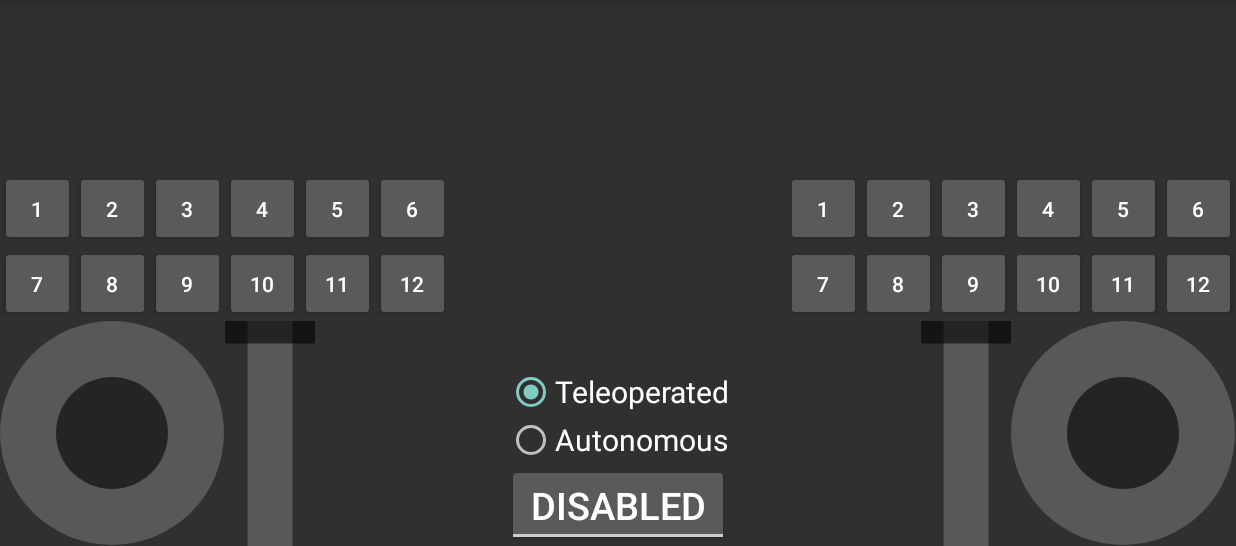
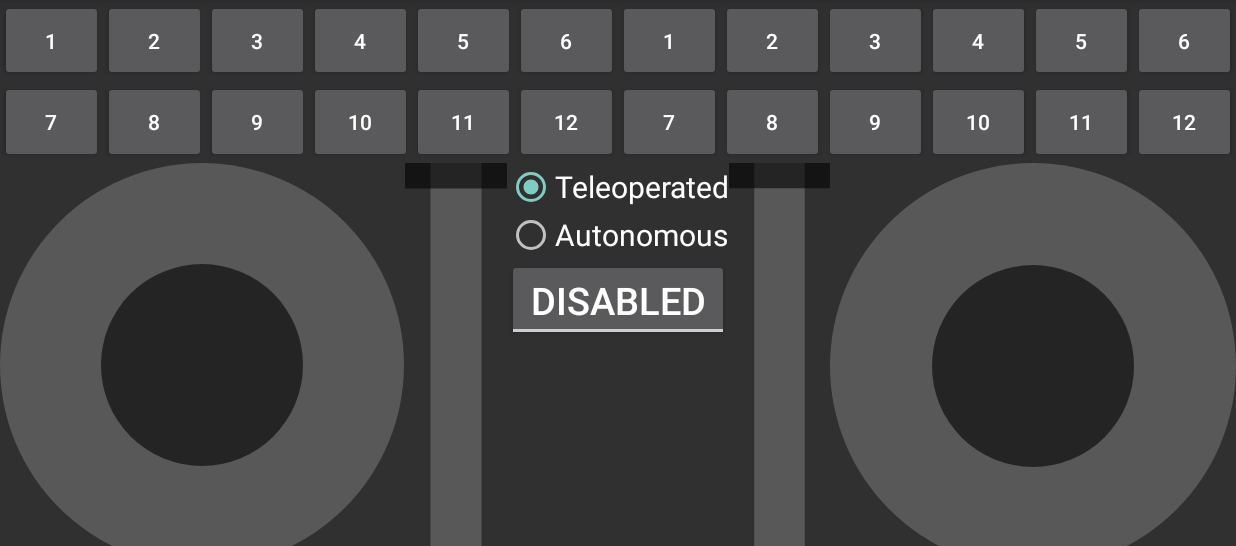
Before and after one commit to AquaMorph/FRC-Drive, an Android app: the screen it shows after launch (MainActivity), on a phone screen of 824 x 412 dp (held sideways), the part 72-618 px from its top. Run offline under Robolectric (Android 15) with nearby library versions, the phone set to English and light mode, and no system bars.

Commit message:
Added scalable layout

```diff
--- a/app/src/main/java/com/aquamorph/frcdrive/Controls.java
+++ b/app/src/main/java/com/aquamorph/frcdrive/Controls.java
@@ -5,17 +5,14 @@ import android.app.Activity;
 import android.util.Log;
 import android.view.MotionEvent;
 import android.view.View;
-import android.view.ViewGroup;
 import android.view.View.OnTouchListener;
 import android.widget.Button;
 import android.widget.CompoundButton;
+import android.widget.CompoundButton.OnCheckedChangeListener;
 import android.widget.RadioButton;
 import android.widget.ToggleButton;
-import android.widget.CompoundButton.OnCheckedChangeListener;
 
-import com.aquamorph.frcdrive.Joystick;
 import com.aquamorph.frcdrive.Joystick.OnChangeListener;
-import com.aquamorph.frcdrive.Throttle;
 import com.aquamorph.frcdrive.Throttle.OnChangeListenerThrottle;
 
 public class Controls {
@@ -36,9 +33,8 @@ public class Controls {
 	private Throttle throttle2;
 	private ToggleButton enableBttn;
 	private RadioButton enableAuto;
-	private ViewGroup Joy1Buttons;
-	private ViewGroup Joy2Buttons;
-
+	private Button[] Joy1Buttons = new Button[12];
+	private Button[] Joy2Buttons = new Button[12];
 
 	@SuppressLint("ClickableViewAccessibility")
 	public Controls(Activity activity) {
@@ -65,11 +61,22 @@ public class Controls {
 		// mode and puts in tele.
 
 		// Joystick one buttons
-		Joy1Buttons = (ViewGroup) activity.findViewById(R.id.Joy1Buttons);
-		for (int i = 0; i < Joy1Buttons.getChildCount(); i++) {
-			final int x = i;
+		Joy1Buttons[0] = (Button) activity.findViewById(R.id.leftButtons).findViewById(R.id.button1);
+		Joy1Buttons[1] = (Button) activity.findViewById(R.id.leftButtons).findViewById(R.id.button2);
+		Joy1Buttons[2] = (Button) activity.findViewById(R.id.leftButtons).findViewById(R.id.button3);
+		Joy1Buttons[3] = (Button) activity.findViewById(R.id.leftButtons).findViewById(R.id.button4);
+		Joy1Buttons[4] = (Button) activity.findViewById(R.id.leftButtons).findViewById(R.id.button5);
+		Joy1Buttons[5] = (Button) activity.findViewById(R.id.leftButtons).findViewById(R.id.button6);
+		Joy1Buttons[6] = (Button) activity.findViewById(R.id.leftButtons).findViewById(R.id.button7);
+		Joy1Buttons[7] = (Button) activity.findViewById(R.id.leftButtons).findViewById(R.id.button8);
+		Joy1Buttons[8] = (Button) activity.findViewById(R.id.leftButtons).findViewById(R.id.button9);
+		Joy1Buttons[9] = (Button) activity.findViewById(R.id.leftButtons).findViewById(R.id.button10);
+		Joy1Buttons[10] = (Button) activity.findViewById(R.id.leftButtons).findViewById(R.id.button11);
+		Joy1Buttons[11] = (Button) activity.findViewById(R.id.leftButtons).findViewById(R.id.button12);
+		for (int i = 0; i < Joy1Buttons.length; i++) {
+			final int x = i + 1;
 			// Add listeners to the buttons.
-			final Button bttn = (Button) Joy1Buttons.getChildAt(i);
+			final Button bttn = Joy1Buttons[i];
 
 			bttn.setOnTouchListener(new OnTouchListener() {
 
@@ -91,16 +98,27 @@ public class Controls {
 		}
 
 		// Joystick two buttons
-		Joy2Buttons = (ViewGroup) activity.findViewById(R.id.Joy2Buttons);
-		for (int i = 0; i < Joy2Buttons.getChildCount(); i++) {
+		Joy2Buttons[0] = (Button) activity.findViewById(R.id.rightButtons).findViewById(R.id.button1);
+		Joy2Buttons[1] = (Button) activity.findViewById(R.id.rightButtons).findViewById(R.id.button2);
+		Joy2Buttons[2] = (Button) activity.findViewById(R.id.rightButtons).findViewById(R.id.button3);
+		Joy2Buttons[3] = (Button) activity.findViewById(R.id.rightButtons).findViewById(R.id.button4);
+		Joy2Buttons[4] = (Button) activity.findViewById(R.id.rightButtons).findViewById(R.id.button5);
+		Joy2Buttons[5] = (Button) activity.findViewById(R.id.rightButtons).findViewById(R.id.button6);
+		Joy2Buttons[6] = (Button) activity.findViewById(R.id.rightButtons).findViewById(R.id.button7);
+		Joy2Buttons[7] = (Button) activity.findViewById(R.id.rightButtons).findViewById(R.id.button8);
+		Joy2Buttons[8] = (Button) activity.findViewById(R.id.rightButtons).findViewById(R.id.button9);
+		Joy2Buttons[9] = (Button) activity.findViewById(R.id.rightButtons).findViewById(R.id.button10);
+		Joy2Buttons[10] = (Button) activity.findViewById(R.id.rightButtons).findViewById(R.id.button11);
+		Joy2Buttons[11] = (Button) activity.findViewById(R.id.rightButtons).findViewById(R.id.button12);
+		for (int i = 0; i < Joy2Buttons.length; i++) {
 			final int x = i;
 			// Add listeners to the buttons.
-			final Button bttn = (Button) Joy2Buttons.getChildAt(i);
+			final Button bttn = Joy2Buttons[i];
 
 			bttn.setOnTouchListener(new OnTouchListener() {
 
 				public boolean onTouch(View view, MotionEvent event) {
-					Log.d("Buttons", "Button hit: " + x);
+					Log.d("Buttons", "Button hit: " + x + 1);
 					switch (event.getAction()) {
 						case MotionEvent.ACTION_DOWN:
 							Joy2Bttns[x] = true;
--- a/app/src/main/res/layout/button.xml
+++ b/app/src/main/res/layout/button.xml
@@ -1,7 +1,7 @@
 <?xml version="1.0" encoding="utf-8"?>
 <TableLayout xmlns:android="http://schemas.android.com/apk/res/android"
-             android:layout_width="fill_parent"
-             android:layout_height="fill_parent"
+             android:layout_width="wrap_content"
+             android:layout_height="wrap_content"
              android:orientation="horizontal">
 
     <TableRow
--- a/app/src/main/res/layout/controls.xml
+++ b/app/src/main/res/layout/controls.xml
@@ -1,10 +1,11 @@
-<RelativeLayout
+<LinearLayout
     android:id="@+id/controls"
     xmlns:android="http://schemas.android.com/apk/res/android"
     xmlns:app="http://schemas.android.com/apk/res-auto"
     xmlns:tools="http://schemas.android.com/tools"
     android:layout_width="match_parent"
     android:layout_height="match_parent"
+    android:orientation="vertical"
     tools:context=".MainActivity">
 
     <android.support.design.widget.AppBarLayout
@@ -31,11 +32,57 @@
     </android.support.design.widget.AppBarLayout>
 
     <LinearLayout
+        android:layout_width="match_parent"
+        android:layout_height="0dp"
+        android:layout_below="@+id/appbar"
+        android:layout_weight="0.3">
+
+        <include
+            android:id="@+id/leftButtons"
+            layout="@layout/button"
+            android:layout_width="0dp"
+            android:layout_height="match_parent"
+            android:layout_weight=".50"/>
+
+        <include
+            android:id="@+id/rightButtons"
+            layout="@layout/button"
+            android:layout_width="0dp"
+            android:layout_height="match_parent"
+            android:layout_weight=".50"/>
+
+    </LinearLayout>
+
+    <LinearLayout
+        android:layout_width="match_parent"
+        android:layout_height="0dp"
+        android:layout_weight="0.7">
+
+
+        <LinearLayout
+            android:id="@+id/joystick1Controls"
+            android:layout_width="0dp"
+            android:layout_height="match_parent"
+            android:layout_weight="1">
+
+            <com.aquamorph.frcdrive.Joystick
+                android:id="@+id/joystick1"
+                android:layout_width="0dp"
+                android:layout_height="match_parent"
+                android:layout_weight=".8"
+                android:clickable="true"/>
+
+            <com.aquamorph.frcdrive.Throttle
+                android:id="@+id/throttle1"
+                android:layout_width="0dp"
+                android:layout_height="match_parent"
+                android:layout_weight="0.2"/>
+        </LinearLayout>
+
+        <LinearLayout
             android:id="@+id/robotState"
             android:layout_width="wrap_content"
             android:layout_height="wrap_content"
-        android:layout_alignParentBottom="true"
-        android:layout_centerHorizontal="true"
             android:orientation="vertical">
 
             <TextView
@@ -76,233 +123,23 @@
                 android:textSize="25sp"/>
         </LinearLayout>
 
-    <RelativeLayout
-        android:id="@+id/joystick1Controls"
-        android:layout_width="wrap_content"
-        android:layout_height="wrap_content"
-        android:layout_alignParentBottom="true"
-        android:layout_alignParentLeft="true">
-
-        <android.support.v7.widget.GridLayout
-            android:id="@+id/Joy1Buttons"
-            android:layout_width="wrap_content"
-            android:layout_height="wrap_content"
-            app:columnCount="6"
-            app:rowCount="2">
-
-            <Button
-                android:id="@+id/Joy1Button1"
-                android:layout_width="50dp"
-                android:layout_height="50dp"
-                android:text="@string/one"
-                app:layout_gravity="left"/>
-
-            <Button
-                android:id="@+id/Joy1Button2"
-                android:layout_width="50dp"
-                android:layout_height="50dp"
-                android:text="@string/two"
-                app:layout_gravity="left"/>
-
-            <Button
-                android:id="@+id/Joy1Button3"
-                android:layout_width="50dp"
-                android:layout_height="50dp"
-                android:text="@string/three"
-                app:layout_gravity="left"/>
-
-            <Button
-                android:id="@+id/Joy1Button4"
-                android:layout_width="50dp"
-                android:layout_height="50dp"
-                android:text="@string/four"
-                app:layout_gravity="left"/>
-
-            <Button
-                android:id="@+id/Joy1Button5"
-                android:layout_width="50dp"
-                android:layout_height="50dp"
-                android:text="@string/five"
-                app:layout_gravity="left"/>
-
-            <Button
-                android:id="@+id/Joy1Button6"
-                android:layout_width="50dp"
-                android:layout_height="50dp"
-                android:text="@string/six"
-                app:layout_gravity="left"/>
-
-            <Button
-                android:id="@+id/Joy1Button7"
-                android:layout_width="50dp"
-                android:layout_height="50dp"
-                android:text="@string/seven"
-                app:layout_gravity="left"/>
-
-            <Button
-                android:id="@+id/Joy1Button8"
-                android:layout_width="50dp"
-                android:layout_height="50dp"
-                android:text="@string/eight"
-                app:layout_gravity="left"/>
-
-            <Button
-                android:id="@+id/Joy1Button9"
-                android:layout_width="50dp"
-                android:layout_height="50dp"
-                android:text="@string/nine"
-                app:layout_gravity="left"/>
-
-            <Button
-                android:id="@+id/Joy1Button10"
-                android:layout_width="50dp"
-                android:layout_height="50dp"
-                android:text="@string/ten"
-                app:layout_gravity="left"/>
-
-            <Button
-                android:id="@+id/Joy1Button11"
-                android:layout_width="50dp"
-                android:layout_height="50dp"
-                android:text="@string/eleven"
-                app:layout_gravity="left"/>
-
-            <Button
-                android:id="@+id/Joy1Button12"
-                android:layout_width="50dp"
-                android:layout_height="50dp"
-                android:text="@string/twelve"
-                app:layout_gravity="left"/>
-        </android.support.v7.widget.GridLayout>
-
-        <com.aquamorph.frcdrive.Joystick
-            android:id="@+id/joystick1"
-            android:layout_width="150dp"
-            android:layout_height="150dp"
-            android:layout_alignParentLeft="true"
-            android:layout_below="@+id/Joy1Buttons"
-            android:clickable="true"/>
+        <LinearLayout
+            android:id="@+id/joystick2Controls"
+            android:layout_width="0dp"
+            android:layout_height="match_parent"
+            android:layout_weight="1">
 
             <com.aquamorph.frcdrive.Throttle
-            android:id="@+id/throttle1"
-            android:layout_width="60dp"
-            android:layout_height="150dp"
-            android:layout_below="@+id/Joy1Buttons"
-            android:layout_toRightOf="@+id/joystick1"/>
-    </RelativeLayout>
-
-    <RelativeLayout
-        android:id="@+id/joystick2Controls"
-        android:layout_width="wrap_content"
-        android:layout_height="wrap_content"
-        android:layout_alignParentBottom="true"
-        android:layout_alignParentRight="true">
-
-        <android.support.v7.widget.GridLayout
-            android:id="@+id/Joy2Buttons"
-            android:layout_width="wrap_content"
-            android:layout_height="wrap_content"
-            app:columnCount="6"
-            app:rowCount="2">
-
-            <Button
-                android:id="@+id/Joy2Button1"
-                android:layout_width="50dp"
-                android:layout_height="50dp"
-                android:text="@string/one"
-                app:layout_gravity="left"/>
-
-            <Button
-                android:id="@+id/Joy2Button2"
-                android:layout_width="50dp"
-                android:layout_height="50dp"
-                android:text="@string/two"
-                app:layout_gravity="left"/>
-
-            <Button
-                android:id="@+id/Joy2Button3"
-                android:layout_width="50dp"
-                android:layout_height="50dp"
-                android:text="@string/three"
-                app:layout_gravity="left"/>
-
-            <Button
-                android:id="@+id/Joy2Button4"
-                android:layout_width="50dp"
-                android:layout_height="50dp"
-                android:text="@string/four"
-                app:layout_gravity="left"/>
-
-            <Button
-                android:id="@+id/Joy2Button5"
-                android:layout_width="50dp"
-                android:layout_height="50dp"
-                android:text="@string/five"
-                app:layout_gravity="left"/>
-
-            <Button
-                android:id="@+id/Joy2Button6"
-                android:layout_width="50dp"
-                android:layout_height="50dp"
-                android:text="@string/six"
-                app:layout_gravity="left"/>
-
-            <Button
-                android:id="@+id/Joy2Button7"
-                android:layout_width="50dp"
-                android:layout_height="50dp"
-                android:text="@string/seven"
-                app:layout_gravity="left"/>
-
-            <Button
-                android:id="@+id/Joy2Button8"
-                android:layout_width="50dp"
-                android:layout_height="50dp"
-                android:text="@string/eight"
-                app:layout_gravity="left"/>
-
-            <Button
-                android:id="@+id/Joy2Button9"
-                android:layout_width="50dp"
-                android:layout_height="50dp"
-                android:text="@string/nine"
-                app:layout_gravity="left"/>
-
-            <Button
-                android:id="@+id/Joy2Button10"
-                android:layout_width="50dp"
-                android:layout_height="50dp"
-                android:text="@string/ten"
-                app:layout_gravity="left"/>
-
-            <Button
-                android:id="@+id/Joy2Button11"
-                android:layout_width="50dp"
-                android:layout_height="50dp"
-                android:text="@string/eleven"
-                app:layout_gravity="left"/>
-
-            <Button
-                android:id="@+id/Joy2Button12"
-                android:layout_width="50dp"
-                android:layout_height="50dp"
-                android:text="@string/twelve"
-                app:layout_gravity="left"/>
-        </android.support.v7.widget.GridLayout>
+                android:id="@+id/throttle2"
+                android:layout_width="0dp"
+                android:layout_height="match_parent"
+                android:layout_weight="0.2"/>
 
             <com.aquamorph.frcdrive.Joystick
                 android:id="@+id/joystick2"
-            android:layout_width="150dp"
-            android:layout_height="150dp"
-            android:layout_alignRight="@+id/Joy2Buttons"
-            android:layout_below="@+id/Joy2Buttons"/>
-
-        <com.aquamorph.frcdrive.Throttle
-            android:id="@+id/throttle2"
-            android:layout_width="60dp"
-            android:layout_height="150dp"
-            android:layout_below="@+id/Joy2Buttons"
-            android:layout_toLeftOf="@+id/joystick2"/>
-    </RelativeLayout>
-
-</RelativeLayout>
+                android:layout_width="0dp"
+                android:layout_height="match_parent"
+                android:layout_weight="0.8"/>
+        </LinearLayout>
+    </LinearLayout>
+</LinearLayout>
--- a/app/src/main/res/layout/toggle.xml
+++ b/app/src/main/res/layout/toggle.xml
@@ -1,7 +1,7 @@
 <?xml version="1.0" encoding="utf-8"?>
 <RelativeLayout xmlns:android="http://schemas.android.com/apk/res/android"
-    android:layout_width="fill_parent"
-    android:layout_height="match_parent"
+    android:layout_width="wrap_content"
+    android:layout_height="wrap_content"
     android:orientation="horizontal" >
 
     <ToggleButton
```
Lines whose indentation alone changed are shown as unchanged.
